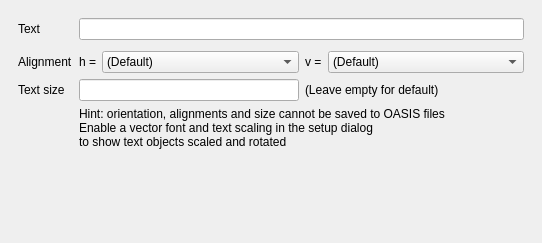
Old version of the form src/edt/edt/EditorOptionsText.ui in the repository KLayout/klayout.
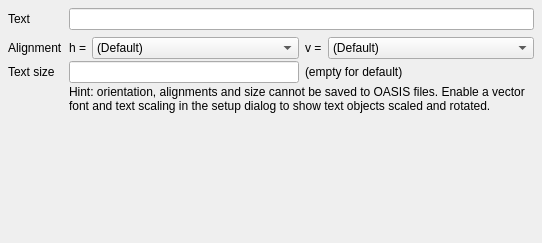
New version of the form.

The edit to the form file:
```diff
--- a/src/edt/edt/EditorOptionsText.ui
+++ b/src/edt/edt/EditorOptionsText.ui
@@ -12,12 +12,21 @@
   <property name="windowTitle" >
    <string>Form</string>
   </property>
-  <layout class="QVBoxLayout" >
-   <property name="margin" >
-    <number>9</number>
+  <layout class="QVBoxLayout">
+   <property name="spacing">
+    <number>2</number>
    </property>
-   <property name="spacing" >
-    <number>6</number>
+   <property name="leftMargin">
+    <number>4</number>
+   </property>
+   <property name="topMargin">
+    <number>4</number>
+   </property>
+   <property name="rightMargin">
+    <number>4</number>
+   </property>
+   <property name="bottomMargin">
+    <number>4</number>
    </property>
    <item>
     <widget class="QFrame" name="frame" >
@@ -27,26 +36,36 @@
      <property name="frameShadow" >
       <enum>QFrame::Raised</enum>
      </property>
-     <layout class="QGridLayout" >
-      <property name="margin" >
-       <number>9</number>
+     <layout class="QGridLayout">
+      <property name="leftMargin">
+       <number>4</number>
       </property>
-      <property name="spacing" >
+      <property name="topMargin">
+       <number>4</number>
+      </property>
+      <property name="rightMargin">
+       <number>4</number>
+      </property>
+      <property name="bottomMargin">
+       <number>4</number>
+      </property>
+      <property name="horizontalSpacing">
        <number>6</number>
       </property>
-      <item row="2" column="0" >
-       <widget class="QLabel" name="label_4" >
-        <property name="text" >
+      <property name="verticalSpacing">
+       <number>2</number>
+      </property>
+      <item row="2" column="0">
+       <widget class="QLabel" name="label_4">
+        <property name="text">
          <string>Alignment</string>
         </property>
        </widget>
       </item>
-      <item row="2" column="1" >
-       <widget class="QLabel" name="label_8" >
-        <property name="sizePolicy" >
-         <sizepolicy>
-          <hsizetype>0</hsizetype>
-          <vsizetype>5</vsizetype>
+      <item row="2" column="1">
+       <widget class="QLabel" name="label_8">
+        <property name="sizePolicy">
+         <sizepolicy hsizetype="Fixed" vsizetype="Preferred">
           <horstretch>0</horstretch>
           <verstretch>0</verstretch>
          </sizepolicy>
@@ -63,24 +82,20 @@
         </property>
        </widget>
       </item>
-      <item row="0" column="1" colspan="4" >
-       <widget class="QLineEdit" name="text_le" >
-        <property name="sizePolicy" >
-         <sizepolicy>
-          <hsizetype>7</hsizetype>
-          <vsizetype>0</vsizetype>
+      <item row="0" column="1" colspan="4">
+       <widget class="QLineEdit" name="text_le">
+        <property name="sizePolicy">
+         <sizepolicy hsizetype="Expanding" vsizetype="Fixed">
           <horstretch>0</horstretch>
           <verstretch>0</verstretch>
          </sizepolicy>
         </property>
        </widget>
       </item>
-      <item row="0" column="0" >
-       <widget class="QLabel" name="label_2" >
-        <property name="sizePolicy" >
-         <sizepolicy>
-          <hsizetype>0</hsizetype>
-          <vsizetype>5</vsizetype>
+      <item row="0" column="0">
+       <widget class="QLabel" name="label_2">
+        <property name="sizePolicy">
+         <sizepolicy hsizetype="Fixed" vsizetype="Preferred">
           <horstretch>0</horstretch>
           <verstretch>0</verstretch>
          </sizepolicy>
@@ -90,31 +105,30 @@
         </property>
        </widget>
       </item>
-      <item row="4" column="1" colspan="4" >
-       <widget class="QLabel" name="label_3" >
-        <property name="text" >
-         <string>Hint: orientation, alignments and size cannot be saved to OASIS files
-Enable a vector font and text scaling in the setup dialog 
-to show text objects scaled and rotated</string>
+      <item row="4" column="1" colspan="4">
+       <widget class="QLabel" name="label_3">
+        <property name="text">
+         <string>Hint: orientation, alignments and size cannot be saved to OASIS files. Enable a vector font and text scaling in the setup dialog to show text objects scaled and rotated.</string>
         </property>
+        <property name="wordWrap">
+         <bool>true</bool>
+        </property>
        </widget>
       </item>
       <item row="3" column="1" colspan="2" >
        <widget class="QLineEdit" name="size_le" />
       </item>
-      <item row="3" column="3" colspan="2" >
-       <widget class="QLabel" name="label" >
-        <property name="text" >
-         <string>(Leave empty for default)</string>
+      <item row="3" column="3" colspan="2">
+       <widget class="QLabel" name="label">
+        <property name="text">
+         <string>(empty for default)</string>
         </property>
        </widget>
       </item>
-      <item row="2" column="4" >
-       <widget class="QComboBox" name="valign_cbx" >
-        <property name="sizePolicy" >
-         <sizepolicy>
-          <hsizetype>5</hsizetype>
-          <vsizetype>0</vsizetype>
+      <item row="2" column="4">
+       <widget class="QComboBox" name="valign_cbx">
+        <property name="sizePolicy">
+         <sizepolicy hsizetype="Preferred" vsizetype="Fixed">
           <horstretch>1</horstretch>
           <verstretch>0</verstretch>
          </sizepolicy>
@@ -141,12 +155,10 @@
         </item>
        </widget>
       </item>
-      <item row="2" column="3" >
-       <widget class="QLabel" name="label_9" >
-        <property name="sizePolicy" >
-         <sizepolicy>
-          <hsizetype>0</hsizetype>
-          <vsizetype>5</vsizetype>
+      <item row="2" column="3">
+       <widget class="QLabel" name="label_9">
+        <property name="sizePolicy">
+         <sizepolicy hsizetype="Fixed" vsizetype="Preferred">
           <horstretch>0</horstretch>
           <verstretch>0</verstretch>
          </sizepolicy>
@@ -156,12 +168,10 @@
         </property>
        </widget>
       </item>
-      <item row="2" column="2" >
-       <widget class="QComboBox" name="halign_cbx" >
-        <property name="sizePolicy" >
-         <sizepolicy>
-          <hsizetype>5</hsizetype>
-          <vsizetype>0</vsizetype>
+      <item row="2" column="2">
+       <widget class="QComboBox" name="halign_cbx">
+        <property name="sizePolicy">
+         <sizepolicy hsizetype="Preferred" vsizetype="Fixed">
           <horstretch>1</horstretch>
           <verstretch>0</verstretch>
          </sizepolicy>
```
Left out of the diff: 59 changed lines with no effect on the pictures.
